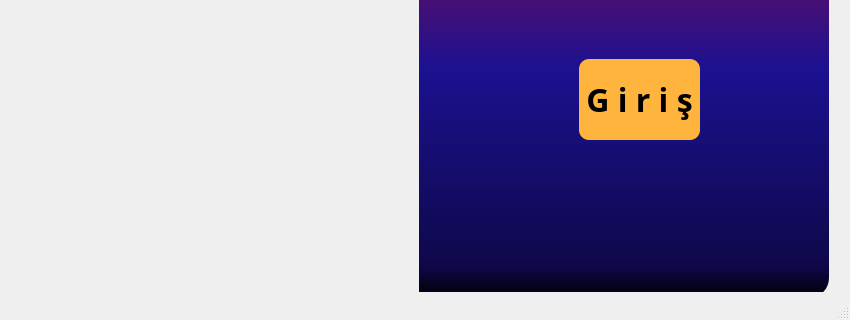
The window that cuis/login.ui (ibrahimyasar68/PdSqliteLib) describes before a commit, drawn with Qt 5; both pictures show x 0 to 850 and y 360 to 680 of the 850 by 680 pixel window.
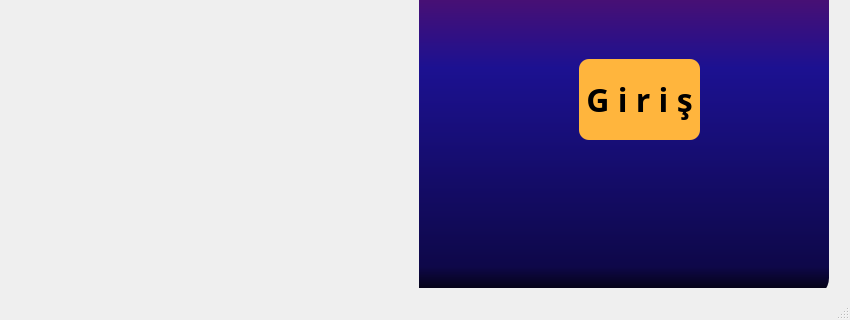
The same window after the commit. Icons and pictures are not drawn.

```diff
--- a/cuis/login.ui
+++ b/cuis/login.ui
@@ -271,8 +271,10 @@
    <property name="font">
     <font>
      <family>Monotype Corsiva</family>
-     <pointsize>12</pointsize>
+     <pointsize>14</pointsize>
+     <weight>75</weight>
      <italic>true</italic>
+     <bold>true</bold>
     </font>
    </property>
   </widget>
```
